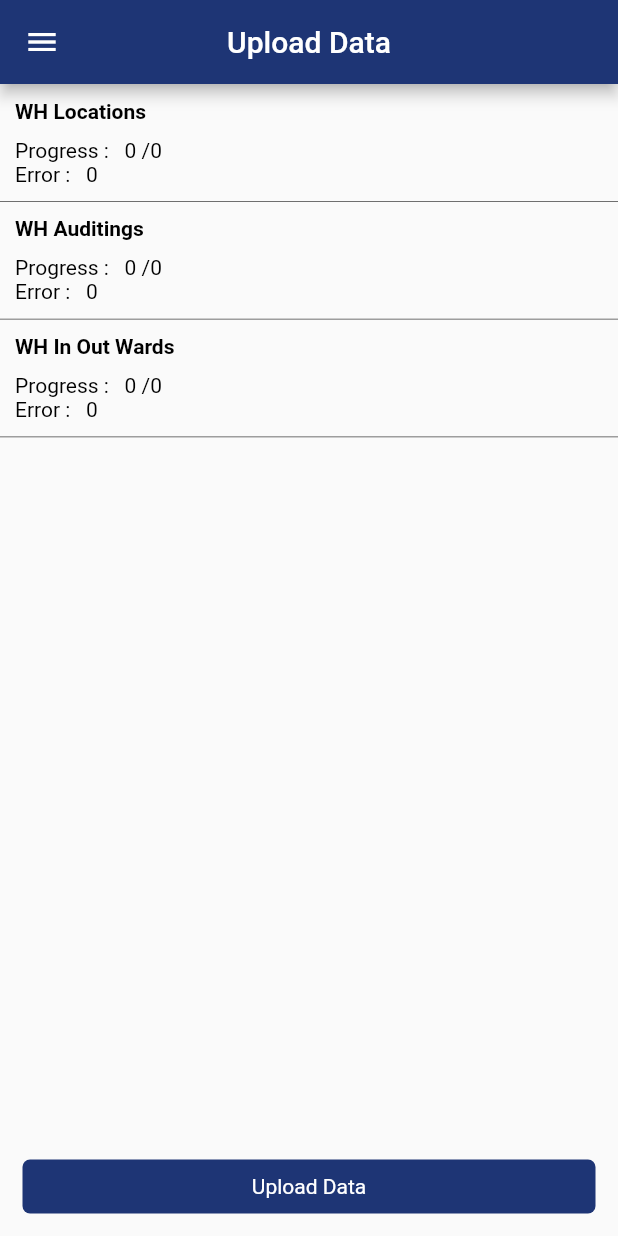
After one commit to SMVVignesh/CMSAudit, a Flutter app: the DashboardScreen screen opened by its route, in the side drawer, after a tap on "Upload Data", on a phone screen of 412 x 824 dp. The commit adds this screen. Run offline on Flutter 3.47's test engine with Material 2 defaults, Android fonts, the phone set to English and light mode, and no system bars; our stand-ins replace connectivity_plus, drift, dropdown_search, flutter_native_splash, fluttertoast and 2 more; missing offline and left inert: dart:ffi, flutter_guid; accounts and stored records are empty; generated files the repository leaves out were written again; project files that could hold a hidden picture were left out.

Commit message:
Updated Queries

```diff
--- a/lib/core/constants/api_end_points.dart
+++ b/lib/core/constants/api_end_points.dart
@@ -4,5 +4,6 @@ class ApiEndPoints {
   static const LOGIN = "/tokens";
   static const PRODUCTS = "/products/list";
   static const AUDIT_SEARCH = "/auditdetails/search";
+  static const WH_LOCATIONS = "/whlocations";
 
 }
--- /dev/null
+++ b/lib/core/utils/db_api_status.dart
@@ -0,0 +1 @@
+enum DB_API_STATUS{TODO,IN_PROGRESS,COMPLETED,ERROR}
--- a/lib/core/utils/utils.dart
+++ b/lib/core/utils/utils.dart
@@ -1,5 +1,6 @@
 import 'dart:convert';
 
+import 'package:cms_audit/core/utils/db_api_status.dart';
 import 'package:dropdown_search/dropdown_search.dart';
 import 'package:flutter/material.dart';
 import 'package:flutter_guid/flutter_guid.dart';
--- a/lib/domain/local_data_base/data_base_repository.dart
+++ b/lib/domain/local_data_base/data_base_repository.dart
@@ -286,4 +286,19 @@ class DatabaseRepository {
         await databaseHelper.getWHAuditing(auditId, locationId);
     return encryptedData;
   }
+
+  Future<List<WHLocationTable>> getAllWHLocation() async {
+    final encryptedData = await databaseHelper.getAllWHLocation();
+    return encryptedData;
+  }
+
+  Future<List<WHAuditingTable>> getAllWHAuditing() async {
+    final encryptedData = await databaseHelper.getAllWHAuditing();
+    return encryptedData;
+  }
+
+  Future<List<WHInOutWardsTable>> getAllInOutWards() async {
+    final encryptedData = await databaseHelper.getAllInOutWards();
+    return encryptedData;
+  }
 }
--- a/lib/domain/local_data_base/database_helper.dart
+++ b/lib/domain/local_data_base/database_helper.dart
@@ -1,5 +1,6 @@
 import 'dart:ffi';
 
+import 'package:cms_audit/core/utils/db_api_status.dart';
 import 'package:drift/drift.dart';
 
 import '../../core/utils/utils.dart';
@@ -75,6 +76,7 @@ class DatabaseHelper {
         description: description,
         auditDetailId: auditDetailId,
         isActive: isActive,
+        apiStatus: DB_API_STATUS.TODO.name,
         locationId: Utils.getNewGuId()));
     return await query;
   }
@@ -138,6 +140,27 @@ class DatabaseHelper {
 
   /*
   * This method will return only one record by tag in ApiDataTable*/
+  Future<List<WHLocationTable>> getAllWHLocation() async {
+    List<WHLocationTable> query =
+        await _database.select(_database.wHLocation).get();
+    return query;
+  }
+
+
+  Future<List<WHAuditingTable>> getAllWHAuditing() async {
+    List<WHAuditingTable> query =
+    await _database.select(_database.wHAuditing).get();
+    return query;
+  }
+
+  Future<List<WHInOutWardsTable>> getAllInOutWards() async {
+    List<WHInOutWardsTable> query =
+    await _database.select(_database.wHInOutWards).get();
+    return query;
+  }
+
+  /*
+  * This method will return only one record by tag in ApiDataTable*/
   Future<List<WHInOutWardsTable>> getWHInOutWard(
       String auditId, String locationId) async {
     List<WHInOutWardsTable> query =
@@ -188,6 +211,7 @@ class DatabaseHelper {
             whLocationId: whLocationId,
             productId: productId,
             productName: productName,
+            apiStatus: DB_API_STATUS.TODO.name,
             auditDetailId: auditDetailId));
     return await query;
   }
@@ -250,7 +274,7 @@ class DatabaseHelper {
         description: description,
         mfDate: mfDate,
         productName: productName,
-        isUploaded: false,
+        apiStatus: DB_API_STATUS.TODO.name,
         file: file));
     return await query;
   }
--- a/lib/presentation/pages/dashboard/page/dashboard_screen.dart
+++ b/lib/presentation/pages/dashboard/page/dashboard_screen.dart
@@ -4,6 +4,7 @@ import 'package:cms_audit/presentation/pages/dashboard/model/dashboard_menu_mode
 import 'package:cms_audit/presentation/pages/dashboard/page/audit_details/page/audit_details_screen.dart';
 import 'package:cms_audit/presentation/pages/dashboard/page/products/page/product_screen.dart';
 import 'package:cms_audit/presentation/pages/dashboard/page/update_list/page/update_list_screen.dart';
+import 'package:cms_audit/presentation/pages/dashboard/page/upload_data/page/upload_data_screen.dart';
 import 'package:flutter/material.dart';
 import 'package:tool_kit/tool_kit.dart';
 
@@ -91,7 +92,7 @@ class _DashboardScreenState extends CustomState<DashboardScreen> {
                                 padding: const EdgeInsets.only(left: 10),
                                 child: Row(
                                   children: [
-                                    Icon(item.iconData,size: 20,),
+                                    Icon(item.iconData,size: 20,color: CustomColor.toolbarBg,),
                                     const SizedBox(width: 10,),
                                     Expanded(
                                       child: Text(
@@ -138,7 +139,9 @@ class _DashboardScreenState extends CustomState<DashboardScreen> {
     menus.add(DashboardMenuModel(
         id: 2, name: "Audits",iconData:Icons.account_balance, screen: const AuditDetailsScreen()));
     menus.add(DashboardMenuModel(
-        id: 3, name: "Update Details",iconData:Icons.update, screen: const UpdateListScreen()));
+        id: 3, name: "Update Details",iconData:Icons.cloud_download_outlined, screen: const UpdateListScreen()));
+    menus.add(DashboardMenuModel(
+        id: 5, name: "Upload Data",iconData:Icons.upload_file, screen: const UploadDataScreen()));
     menus.add(DashboardMenuModel(id: 4,iconData:Icons.logout, name: "Logout"));
   }
 
--- a/lib/presentation/pages/dashboard/page/update_list/model/update_model.dart
+++ b/lib/presentation/pages/dashboard/page/update_list/model/update_model.dart
@@ -2,5 +2,6 @@ class UpdateModel{
   int id;
   String name;
   String? lastUpdatedDate;
-  UpdateModel({required this.id,required  this.name,required  this.lastUpdatedDate});
+  bool isLoading;
+  UpdateModel({required this.id,required  this.name,required  this.lastUpdatedDate,required this.isLoading});
 }
--- /dev/null
+++ b/lib/presentation/pages/dashboard/page/upload_data/model/upload_model.dart
@@ -0,0 +1,10 @@
+class UploadDataModel {
+  int id;
+  String name;
+  int? totalCount;
+  int? completedCount;
+  int? errorCount;
+  bool isLoading;
+
+  UploadDataModel({required this.id, required this.name, required this.totalCount,required this.isLoading,this.completedCount,this.errorCount});
+}
--- /dev/null
+++ b/lib/presentation/pages/dashboard/page/upload_data/page/model/create_location_model.dart
@@ -0,0 +1,28 @@
+import 'error_model.dart';
+
+class CreateLocationModel {
+  String? locationId;
+  dynamic response;
+  ErrorModel? errorModel;
+
+  CreateLocationModel({
+    this.locationId,
+  });
+
+  CreateLocationModel.fromJson(this.response) {
+    Map<String, dynamic>;
+    if (response is String) {
+      locationId = response;
+    } else {
+      errorModel = ErrorModel.fromJson(response);
+    }
+  }
+
+  dynamic toJson() {
+    if (response is String) {
+      return response;
+    } else {
+      return errorModel?.toJson();
+    }
+  }
+}
--- /dev/null
+++ b/lib/presentation/pages/dashboard/page/upload_data/page/model/error_model.dart
@@ -0,0 +1,36 @@
+class ErrorModel {
+  List<String>? messages;
+  String? source;
+  String? exception;
+  String? errorId;
+  String? supportMessage;
+  int? statusCode;
+
+  ErrorModel(
+      {this.messages,
+        this.source,
+        this.exception,
+        this.errorId,
+        this.supportMessage,
+        this.statusCode});
+
+  ErrorModel.fromJson(Map<String, dynamic> json) {
+    messages = json['messages'].cast<String>();
+    source = json['source'];
+    exception = json['exception'];
+    errorId = json['errorId'];
+    supportMessage = json['supportMessage'];
+    statusCode = json['statusCode'];
+  }
+
+  Map<String, dynamic> toJson() {
+    final Map<String, dynamic> data = new Map<String, dynamic>();
+    data['messages'] = this.messages;
+    data['source'] = this.source;
+    data['exception'] = this.exception;
+    data['errorId'] = this.errorId;
+    data['supportMessage'] = this.supportMessage;
+    data['statusCode'] = this.statusCode;
+    return data;
+  }
+}
--- /dev/null
+++ b/lib/presentation/pages/dashboard/page/upload_data/page/upload_data_screen.dart
@@ -0,0 +1,275 @@
+import 'package:cms_audit/core/utils/db_api_status.dart';
+import 'package:cms_audit/core/utils/utils.dart';
+import 'package:cms_audit/domain/api/api_repository.dart';
+import 'package:cms_audit/domain/local_data_base/data_base_repository.dart';
+import 'package:flutter/material.dart';
+import 'package:tool_kit/tool_kit.dart';
+import '../../../../../../core/utils/custom_color.dart';
+import '../../products/model/product_response.dart';
+import '../model/upload_model.dart';
+
+class UploadDataScreen extends StatefulWidget {
+  const UploadDataScreen({super.key});
+
+  @override
+  State<UploadDataScreen> createState() => _UploadDataScreenState();
+}
+
+class _UploadDataScreenState extends State<UploadDataScreen> {
+  List<UploadDataModel> list = [];
+  bool isWHLocationLoading = false;
+  bool isWHAuditingLoading = false;
+  bool isWHInOutWardsLoading = false;
+  int? whLocationTotalCount;
+  int? whLocationCompletedCount;
+  int? whLocationErrorCount;
+
+
+  int? whAuditingTotalCount;
+  int? whAuditingCompletedCount;
+  int? whAuditingErrorCount;
+
+
+  int? whInOutWardTotalCount;
+  int? whInOutWardCompletedCount;
+  int? whInOutWardErrorCount;
+
+  @override
+  void initState() {
+    super.initState();
+    updateAllData();
+  }
+
+  @override
+  Widget build(BuildContext context) {
+    updateModel();
+    return Column(
+      children: [
+        Expanded(
+          child: ListView.builder(
+            itemBuilder: (context, index) {
+              UploadDataModel item = list[index];
+              return Column(
+                crossAxisAlignment: CrossAxisAlignment.start,
+                mainAxisAlignment: MainAxisAlignment.start,
+                children: [
+                  const SizedBox(
+                    height: 10,
+                  ),
+                  Padding(
+                    padding: const EdgeInsets.only(left: 10, right: 10),
+                    child: Row(
+                      children: [
+                        Expanded(
+                          child: Column(
+                            crossAxisAlignment: CrossAxisAlignment.start,
+                            mainAxisAlignment: MainAxisAlignment.start,
+                            children: [
+                              Text(
+                                item.name,
+                                style: const TextStyle(
+                                    color: CustomColor.black,
+                                    fontSize: 14,
+                                    fontWeight: FontWeight.bold),
+                              ),
+                              const SizedBox(
+                                height: 10,
+                              ),
+                              Text(
+                                "Progress :   ${item.completedCount ?? ""} /${item.totalCount ?? ""}",
+                                style: const TextStyle(
+                                    color: CustomColor.black,
+                                    fontSize: 14,
+                                    fontWeight: FontWeight.normal),
+                              ),
+                              if (item.errorCount != null)
+                                Text(
+                                  "Error :   ${item.errorCount ?? ""}",
+                                  style: const TextStyle(
+                                      color: CustomColor.black,
+                                      fontSize: 14,
+                                      fontWeight: FontWeight.normal),
+                                )
+                            ],
+                          ),
+                        ),
+                        if (item.isLoading)
+                          const Row(
+                            children: [
+                              SizedBox(
+                                width: 10,
+                              ),
+                              Padding(
+                                padding: EdgeInsets.only(right: 20),
+                                child: SizedBox(
+                                  width: 24,
+                                  height: 24,
+                                  child: CircularProgressIndicator(
+                                    color: Colors.blue,
+                                    strokeWidth: 3,
+                                  ),
+                                ),
+                              ),
+                              SizedBox(
+                                width: 10,
+                              ),
+                            ],
+                          )
+                      ],
+                    ),
+                  ),
+                  const SizedBox(
+                    height: 10,
+                  ),
+                  Container(
+                    width: double.infinity,
+                    height: 0.5,
+                    color: CustomColor.textGrey,
+                  )
+                ],
+              );
+            },
+            itemCount: list.length,
+          ),
+        ),
+        Padding(
+          padding: const EdgeInsets.all(15),
+          child: Row(
+            children: [
+              Expanded(
+                  child: GestureDetector(
+                onTap: () {},
+                child: Container(
+                  decoration: BoxDecoration(
+                      color: CustomColor.toolbarBg,
+                      borderRadius: BorderRadius.circular(5)),
+                  child: const Padding(
+                    padding: EdgeInsets.all(10),
+                    child: Text(
+                      textAlign: TextAlign.center,
+                      "Upload Data",
+                      style: TextStyle(fontSize: 14, color: CustomColor.white),
+                    ),
+                  ),
+                ),
+              )),
+            ],
+          ),
+        )
+      ],
+    );
+  }
+
+  void updateModel() {
+    list.clear();
+    list.add(UploadDataModel(
+        id: 1,
+        name: "WH Locations",
+        totalCount: whLocationTotalCount,
+        completedCount: whLocationCompletedCount,
+        errorCount: whLocationErrorCount,
+        isLoading: isWHLocationLoading));
+    list.add(UploadDataModel(
+        id: 2,
+        name: "WH Auditings",
+        totalCount: whAuditingTotalCount,
+        completedCount: whAuditingCompletedCount,
+        errorCount: whAuditingErrorCount,
+        isLoading: isWHAuditingLoading));
+    list.add(UploadDataModel(
+        id: 3,
+        name: "WH In Out Wards",
+        totalCount: whInOutWardTotalCount,
+        completedCount: whInOutWardCompletedCount,
+        errorCount: whInOutWardErrorCount,
+        isLoading: isWHInOutWardsLoading));
+  }
+
+  void getProducts() async {
+    try {
+      showLoading(0, true, message: "Fetching Products...");
+      ProductResponse productResponse = await ApiRepository().getProducts();
+      await DatabaseRepository().saveProductData(productResponse);
+      showLoading(0, false);
+      SnackBarUtils.showSuccess(context, "Updated Products");
+    } on UnauthorisedException {
+      showLoading(0, false);
+      Utils.showUnAuthorizedToken(context);
+    } catch (e) {
+      showLoading(0, false);
+      SnackBarUtils.showError(context, e.toString());
+    }
+  }
+
+  showLoading(int index, bool loading, {String? message}) {
+    setState(() {
+      switch (index) {
+        case 0:
+          {
+            isWHLocationLoading = loading;
+            break;
+          }
+        case 1:
+          {
+            isWHAuditingLoading = loading;
+            break;
+          }
+        case 2:
+          {
+            isWHInOutWardsLoading = loading;
+            break;
+          }
+      }
+    });
+  }
+
+
+  uploadLocation(){
+
+
+
+
+  }
+
+
+
+
+
+
+
+
+
+
+
+  void updateAllData() async {
+    DatabaseRepository().getAllWHLocation().then((value){
+      whLocationTotalCount = value.length;
+      whLocationCompletedCount = (value.where((element) => element.apiStatus == DB_API_STATUS.COMPLETED.name)).length;
+      whLocationErrorCount = (value.where((element) => element.apiStatus == DB_API_STATUS.ERROR.name)).length;
+      setState(() {
+
+      });
+    });
+
+
+    DatabaseRepository().getAllWHAuditing().then((value){
+      whAuditingTotalCount = value.length;
+      whAuditingCompletedCount = (value.where((element) => element.apiStatus == DB_API_STATUS.COMPLETED.name)).length;
+      whAuditingErrorCount = (value.where((element) => element.apiStatus == DB_API_STATUS.ERROR.name)).length;
+      setState(() {
+
+      });
+    });
+
+
+    DatabaseRepository().getAllInOutWards().then((value){
+      whInOutWardTotalCount = value.length;
+      whInOutWardCompletedCount = (value.where((element) => element.apiStatus == DB_API_STATUS.COMPLETED.name)).length;
+      whInOutWardErrorCount = (value.where((element) => element.apiStatus == DB_API_STATUS.ERROR.name)).length;
+      setState(() {
+
+      });
+    });
+
+  }
+}
```
Also changed, not shown: lib/domain/api/api_repository.dart (+22 -0 lines), lib/domain/local_data_base/database.dart (+11 -3 lines), lib/presentation/pages/dashboard/page/update_list/page/update_list_screen.dart (+53 -31 lines), lib/domain/local_data_base/database.g.dart.
